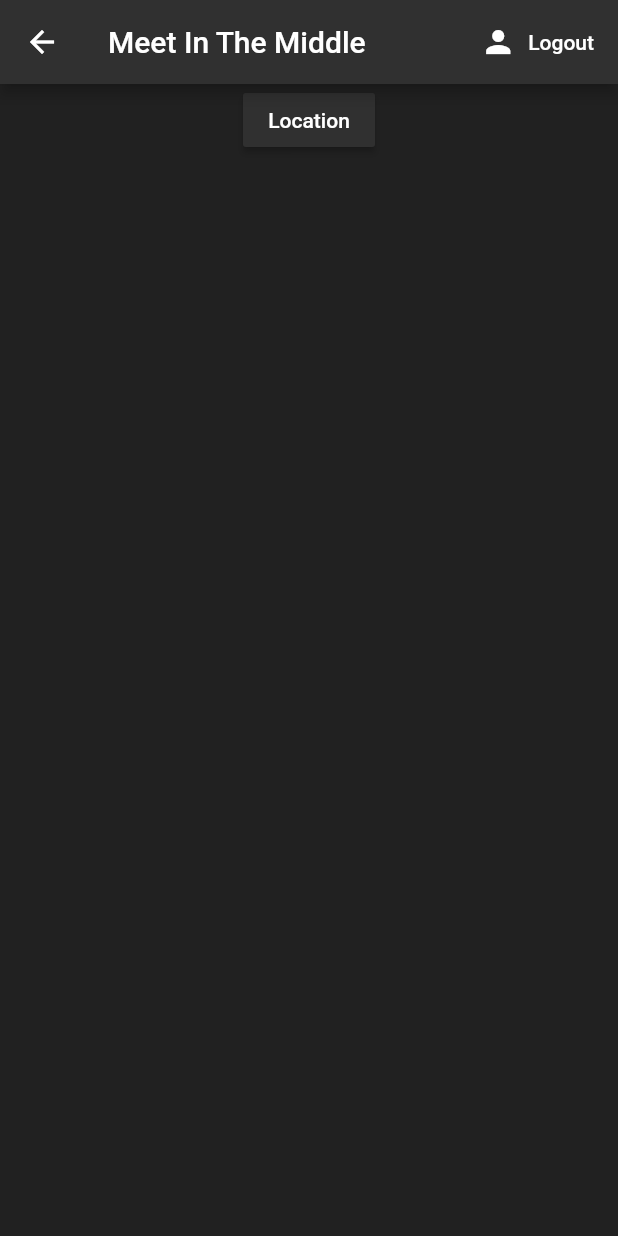
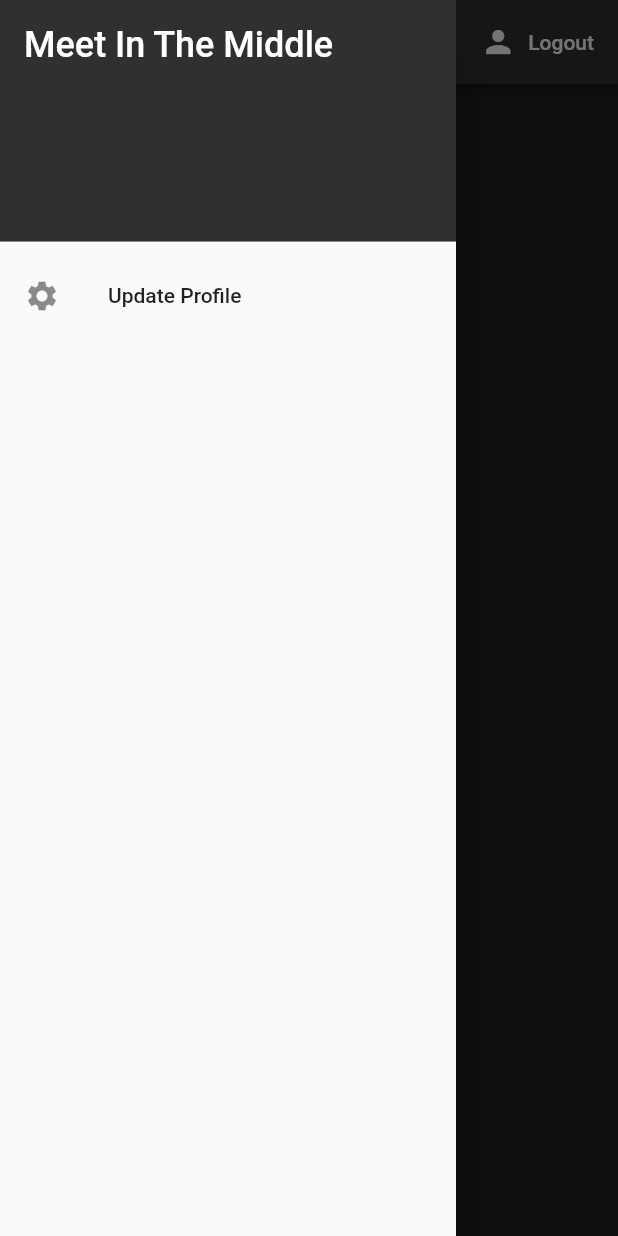
Before and after one commit to ConorBaker/meet_in_the_middle, a Flutter app: the Home screen opened directly, with the side drawer open (before the commit the screen has no drawer), on a phone screen of 412 x 824 dp. Run offline on Flutter 3.47's test engine with Material 2 defaults, Android fonts, the phone set to English and light mode, and no system bars; our stand-ins replace cloud_firestore, firebase_auth, flutter_spinkit, google_maps_flutter, location; accounts and stored records are empty.

Commit message:
Map displays users location Update user working Working on setting up storing users current location

```diff
--- a/lib/Pages/home.dart
+++ b/lib/Pages/home.dart
@@ -1,6 +1,12 @@
+import 'dart:async';
+
 import 'package:cloud_firestore/cloud_firestore.dart';
+import 'package:firebase_auth/firebase_auth.dart';
 import 'package:flutter/material.dart';
+import 'package:location/location.dart';
+import 'package:meet_in_the_middle/Pages/settings_form.dart';
 import 'package:meet_in_the_middle/Pages/user_list.dart';
+import 'package:meet_in_the_middle/models/user.dart';
 import 'package:meet_in_the_middle/models/users.dart';
 import 'package:meet_in_the_middle/services/auth.dart';
 import 'package:meet_in_the_middle/services/database.dart';
@@ -12,11 +18,25 @@ class Home extends StatefulWidget {
 }
 
 class Home_State extends State<Home> {
+  final AuthService _auth = AuthService();
+  StreamSubscription locationSubscription;
+  Location locationTracker = Location();
 
-  final AuthService  _auth = AuthService();
 
   @override
   Widget build(BuildContext context) {
+    void _showSettingsPanel() {
+      Navigator.pop(context);
+      showModalBottomSheet(
+          context: context,
+          builder: (context) {
+            return Container(
+              padding: EdgeInsets.symmetric(vertical: 20.0, horizontal: 60.0),
+              child: SettingsForm(),
+            );
+          });
+    }
+
     return StreamProvider<List<Users>>.value(
       value: DataBaseService().users,
       child: Scaffold(
@@ -29,28 +49,42 @@ class Home_State extends State<Home> {
               textColor: Colors.white,
               icon: Icon(Icons.person),
               label: Text('Logout'),
-            onPressed: () async{
+              onPressed: () async {
                 await _auth.signOut();
               },
             ),
           ],
         ),
+        drawer: Drawer(
+            child: ListView(
+          children: [
+            DrawerHeader(
+              decoration: BoxDecoration(
+                color: Colors.grey[850],
+              ),
+              child: Text(
+                'Meet In The Middle',
+                style: TextStyle(
+                  color: Colors.white,
+                  fontSize: 24,
+                ),
+              ),
+            ),
+            ListTile(
+              title: Text('Update Profile'),
+              leading: Icon(Icons.settings),
+              onTap: () {
+                _showSettingsPanel();
+              },
+            ),
+          ],
+        )),
         body: Column(
           mainAxisSize: MainAxisSize.min,
           mainAxisAlignment: MainAxisAlignment.center,
           crossAxisAlignment: CrossAxisAlignment.center,
           children: <Widget>[
             UserList(),
-          RaisedButton(
-              color: Colors.grey[850],
-              child: Text(
-                'Location',
-                style: TextStyle(color: Colors.white),
-              ),
-              onPressed: () async{
-
-              }),
-
             /*CircleAvatar(
                 backgroundColor: Colors.grey[900],
                 backgroundImage: AssetImage('assets/LogoNoBlack.jpg'),
--- a/lib/Pages/wrapper.dart
+++ b/lib/Pages/wrapper.dart
@@ -12,7 +12,7 @@ class Wrapper extends StatelessWidget {
     if (user == null) {
       return Authenticate();
     } else {
-      return MyApp();
+      return Home();
     }
   }
 }
--- a/lib/models/user.dart
+++ b/lib/models/user.dart
@@ -1,7 +1,16 @@
 class User{
-
   final String uid;
-
   User({this.uid});
 
 }
+
+class UserData{
+
+  final String uid;
+  final String name;
+  final double lat;
+  final double lng;
+
+  UserData({this.uid, this.name, this.lat, this.lng});
+
+}
--- a/lib/models/users.dart
+++ b/lib/models/users.dart
@@ -1,8 +1,11 @@
 class Users{
 
-  final String surname;
-  final int age;
+  final String name;
+  final double lat;
+  final double lng;
 
-  Users({this.surname, this.age});
+  Users({this.name,this.lat, this.lng});
+
+
 
 }
--- a/lib/services/auth.dart
+++ b/lib/services/auth.dart
@@ -33,7 +33,8 @@ class AuthService {
       FirebaseUser user = result.user;
 
       //create new document for the user with uid
-      await DataBaseService(uid: user.uid).updateUserData('', 0);
+      await DataBaseService(uid: user.uid).updateUserData('New Family Member',0,0);
+
       return _userFromFireBaseUser(user);
     }catch(e){
       print(e.toString());
```
Also changed, not shown: lib/Pages/map.dart (+26 -46 lines), lib/Pages/settings_form.dart (added, +69 -0 lines), lib/Pages/user_list.dart (+1 -8 lines), lib/Pages/users.tile.dart (+9 -5 lines), lib/services/database.dart (+28 -5 lines), pubspec.lock. Lines whose indentation alone changed are shown as unchanged.
